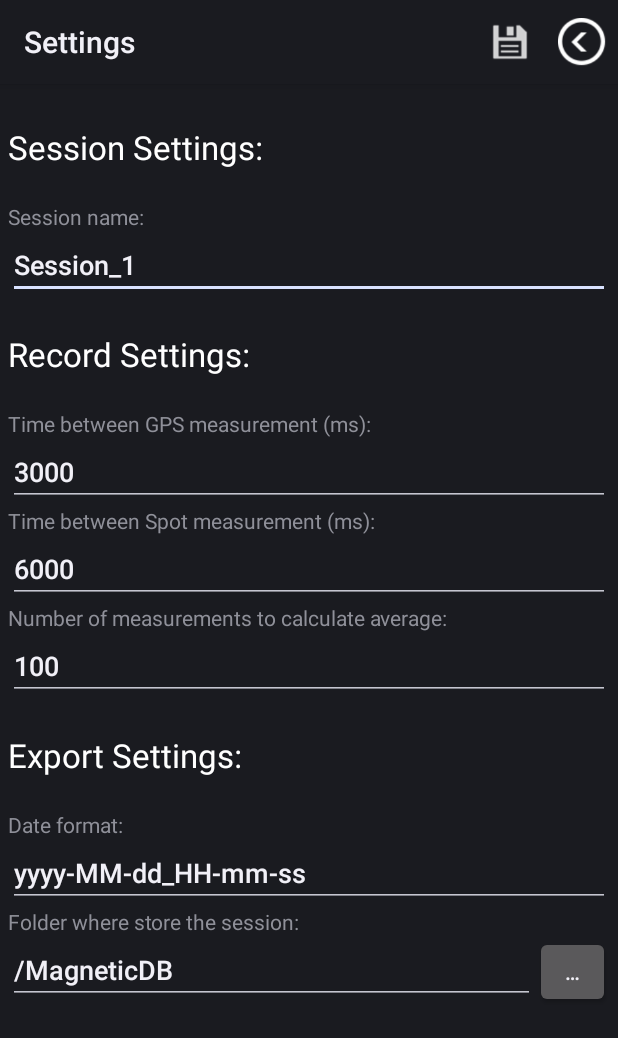
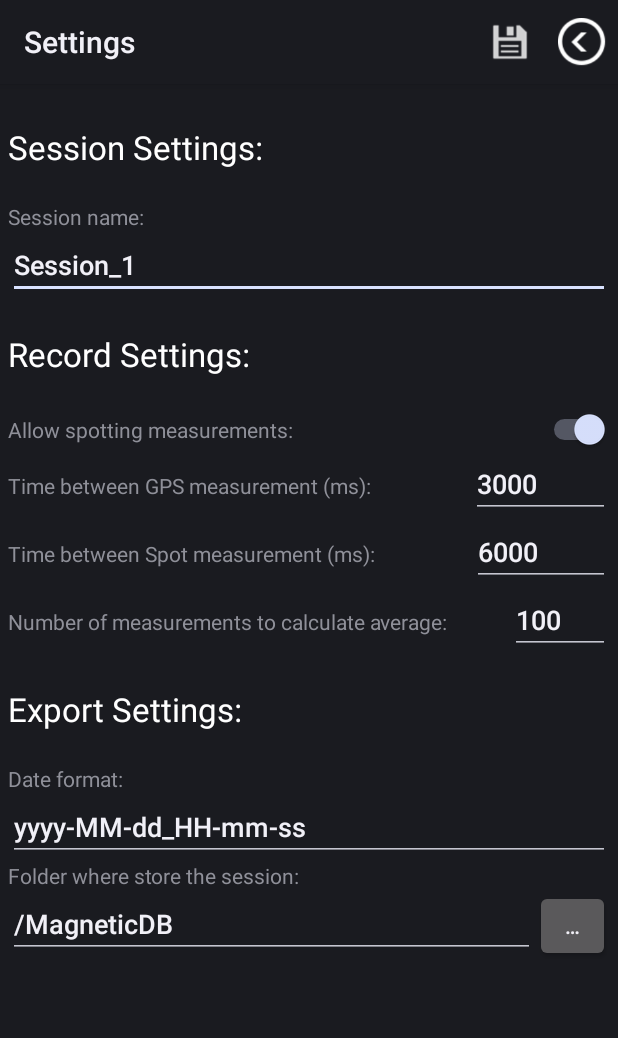
Before and after one commit to VSasyan/MagneticDB, an Android app: the MainActivity screen opened directly, with no data from a screen before it, in the options menu, after a tap on "Settings", on a phone screen of 412 x 824 dp. Shown: the top 1038 px of the screen. Run offline under Robolectric (Android 15) with nearby library versions, the phone set to English and light mode, and no system bars; 1 statement that could not run was skipped.

Commit message:
Android App
Spotting is now a true separate option

```diff
--- a/Android/app/src/main/java/com/uottawa/sasyan/magneticdb/Class/Settings.java
+++ b/Android/app/src/main/java/com/uottawa/sasyan/magneticdb/Class/Settings.java
@@ -6,14 +6,15 @@ package com.uottawa.sasyan.magneticdb.Class;
 import android.content.Context;
 import android.content.Intent;
 import android.content.SharedPreferences;
+import android.util.Log;
 
 import com.uottawa.sasyan.magneticdb.SettingsActivity;
 
 public class Settings {
     private Context context;
-    private String folder, dateFormat, show, session, recording;
+    private String folder, dateFormat, show, session;
     private int showType, interType, normType, timeGPS, timeSpot, sizeAverage;
-    private boolean WifiOnly;
+    private boolean WifiOnly, recording, spotting;
 
     public Settings(Context context) {
         this.context = context;
@@ -22,11 +23,23 @@ public class Settings {
 
     public boolean getSettings() {
         SharedPreferences preferences = context.getSharedPreferences("settings", 0);
+        try {
+            this.getSettings(preferences);
+        } catch (Exception e) {
+            Log.e("Loading preferences", e.toString() + "; Preferences cleaned");
+            preferences.edit().clear().apply();
+            this.getSettings(preferences);
+        }
+        return true;
+    }
+
+    private boolean getSettings(SharedPreferences preferences) {
         this.folder = preferences.getString("folder", "/MagneticDB");
         this.session = preferences.getString("session", "Session_1");
         this.dateFormat = preferences.getString("dateFormat", "yyyy-MM-dd_HH-mm-ss");
         this.WifiOnly = preferences.getBoolean("WifiOnly", true);
-        this.recording = preferences.getString("recording", "false");
+        this.recording = preferences.getBoolean("recording", false);
+        this.spotting = preferences.getBoolean("spotting", true);
         this.show = preferences.getString("show", "all");
         this.showType = preferences.getInt("showType", 0);
         this.interType = preferences.getInt("interType", 0);
@@ -44,7 +57,8 @@ public class Settings {
         e.putString("session", session);
         e.putString("dateFormat", dateFormat);
         e.putBoolean("WifiOnly", this.WifiOnly);
-        e.putString("recording", this.recording);
+        e.putBoolean("recording", this.recording);
+        e.putBoolean("spotting", this.spotting);
         e.putString("show", this.show);
         e.putInt("showType", this.showType);
         e.putInt("interType", this.interType);
@@ -61,8 +75,11 @@ public class Settings {
         context.startActivity(intent);
     }
 
-    public String getRecording() {
+    public boolean getRecording() {
         return recording;
+    }
+    public boolean getSpotting() {
+        return spotting;
     }
     public boolean isWifiOnly() {
         return WifiOnly;
@@ -106,8 +123,12 @@ public class Settings {
         this.folder = folder;
         saveSettings();
     }
-    public void setRecording(String recording) {
+    public void setRecording(boolean recording) {
         this.recording = recording;
+        saveSettings();
+    }
+    public void setSpotting(boolean spotting) {
+        this.spotting = spotting;
         saveSettings();
     }
     public void setShow(String show) {
--- a/Android/app/src/main/java/com/uottawa/sasyan/magneticdb/MainActivity.java
+++ b/Android/app/src/main/java/com/uottawa/sasyan/magneticdb/MainActivity.java
@@ -167,7 +167,7 @@ public class MainActivity extends FragmentActivity implements SensorEventListene
 
     @Override
     protected void onPause() {
-        if (this.settings.getRecording().equals("false")) {
+        if (this.settings.getRecording()) {
             // Unlistener sensor :
             sensorManager.unregisterListener(this, sensorMagneticField);
             sensorManager.unregisterListener(this, sensorLinearAcce);
@@ -233,15 +233,16 @@ public class MainActivity extends FragmentActivity implements SensorEventListene
     @Override
     public boolean onCreateOptionsMenu(Menu menu) {
         getMenuInflater().inflate(R.menu.menu_main, menu);
-        if (this.settings.getRecording().equals("false")) {
+        if (!this.settings.getRecording()) {
             menu.findItem(R.id.menu_stop).setVisible(false);
-            menu.findItem(R.id.menu_record).setIcon(R.drawable.ic_stop);
-        } else if (this.settings.getRecording().equals("true")) {
+            if (settings.getSpotting()) {
+                menu.findItem(R.id.menu_play).setVisible(false);
+            } else {
+                menu.findItem(R.id.menu_spot).setVisible(false);
+            }
+        } else {
             menu.findItem(R.id.menu_play).setVisible(false);
-            menu.findItem(R.id.menu_record).setIcon(R.drawable.ic_play);
-        } else { // "all"
             menu.findItem(R.id.menu_spot).setVisible(false);
-            menu.findItem(R.id.menu_record).setIcon(R.drawable.ic_spot);
         }
         menu.findItem(R.id.menu_gps).setVisible(!this.settings.isWifiOnly());
         menu.findItem(R.id.menu_wifi).setVisible(this.settings.isWifiOnly());
@@ -268,21 +269,21 @@ public class MainActivity extends FragmentActivity implements SensorEventListene
         switch (item.getItemId()) {
 
             case R.id.menu_stop:
-                this.settings.setRecording("false");
+                this.settings.setRecording(false);
                 invalidateOptionsMenu();
                 Toast.makeText(this, R.string.recordingStop, Toast.LENGTH_SHORT).show();
                 unsetSpot();
                 return true;
 
             case R.id.menu_play:
-                this.settings.setRecording("true");
+                this.settings.setRecording(true);
                 invalidateOptionsMenu();
                 Toast.makeText(this, R.string.recordingPlay, Toast.LENGTH_SHORT).show();
                 unsetSpot();
                 return true;
 
             case R.id.menu_spot:
-                this.settings.setRecording("forced");
+                this.settings.setRecording(true);
                 invalidateOptionsMenu();
                 Toast.makeText(this, R.string.recordingForced, Toast.LENGTH_SHORT).show();
                 return true;
@@ -523,7 +524,7 @@ public class MainActivity extends FragmentActivity implements SensorEventListene
         this.showGPS();
 
         // We save the result ;
-        if (!this.settings.getRecording().equals("false")) {this.saveResult(false);}
+        if (this.settings.getRecording()) {this.saveResult(false);}
         resetSpot();
     }
 
@@ -588,7 +589,7 @@ public class MainActivity extends FragmentActivity implements SensorEventListene
     /*** Sauvegarde ******************************************************/
     /********************************************************************/
     public void saveResult(boolean spot) {
-        if (!settings.getRecording().equals("false")) {
+        if (settings.getRecording()) {
             // Check if we cam spot if necessary:
             long temp = System.currentTimeMillis();
             if (spot & (temp - lastSave < settings.getTimeSpot())) {
@@ -693,7 +694,7 @@ public class MainActivity extends FragmentActivity implements SensorEventListene
 
     private void resetSpot() {
         unsetSpot();
-        if (settings.getRecording().equals("forced")) {setSpot();}
+        if (settings.getRecording() && settings.getSpotting()) {setSpot();}
     }
 
 }
--- a/Android/app/src/main/java/com/uottawa/sasyan/magneticdb/SettingsActivity.java
+++ b/Android/app/src/main/java/com/uottawa/sasyan/magneticdb/SettingsActivity.java
@@ -6,6 +6,7 @@ import android.view.Menu;
 import android.view.MenuItem;
 import android.view.View;
 import android.widget.EditText;
+import android.widget.Switch;
 
 import com.uottawa.sasyan.magneticdb.Class.DirectoryChooserDialog;
 import com.uottawa.sasyan.magneticdb.Class.Settings;
@@ -48,6 +49,7 @@ public class SettingsActivity extends Activity {
         ((EditText)findViewById(R.id.text_folder)).setText(settings.getFolder());
         ((EditText)findViewById(R.id.text_date)).setText(settings.getDateFormat());
         ((EditText)findViewById(R.id.text_session)).setText(settings.getSession());
+        ((Switch) findViewById(R.id.spotting)).setChecked(settings.getSpotting());
         ((EditText)findViewById(R.id.text_timeGPS)).setText(String.valueOf(settings.getTimeGPS()));
         ((EditText)findViewById(R.id.text_timeSpot)).setText(String.valueOf(settings.getTimeSpot()));
         ((EditText)findViewById(R.id.text_sizeAverage)).setText(String.valueOf(settings.getSizeAverage()));
@@ -62,6 +64,7 @@ public class SettingsActivity extends Activity {
             settings.setFolder(((EditText) findViewById(R.id.text_folder)).getText().toString());
             settings.setDateFormat(((EditText) findViewById(R.id.text_date)).getText().toString());
             settings.setSession(((EditText) findViewById(R.id.text_session)).getText().toString());
+            settings.setSpotting(((Switch) findViewById(R.id.spotting)).isChecked());
             settings.setTimeGPS(((EditText) findViewById(R.id.text_timeGPS)).getText().toString());
             settings.setTimeSpot(((EditText) findViewById(R.id.text_timeSpot)).getText().toString());
             settings.setSizeAverage(((EditText) findViewById(R.id.text_sizeAverage)).getText().toString());
--- a/Android/app/src/main/res/layout/activity_settings.xml
+++ b/Android/app/src/main/res/layout/activity_settings.xml
@@ -54,53 +54,77 @@
                     android:paddingTop="@dimen/title_settingsPadding" />
             </TableLayout>
 
-            <TableLayout>
+            <LinearLayout
+                android:layout_height="wrap_content"
+                android:layout_width="fill_parent">
+                <TextView
+                    android:layout_width="wrap_content"
+                    android:layout_height="wrap_content"
+                    android:text="@string/title_spotting"
+                    android:id="@+id/title_spotting"
+                    android:labelFor="@+id/spotting"
+                    android:layout_weight="6" />
+                <Switch
+                    android:layout_width="wrap_content"
+                    android:layout_height="wrap_content"
+                    android:id="@+id/spotting"
+                    android:layout_weight="4" />
+            </LinearLayout>
+
+            <LinearLayout
+                android:layout_height="wrap_content"
+                android:layout_width="fill_parent">
                 <TextView
                     android:layout_width="wrap_content"
                     android:layout_height="wrap_content"
                     android:text="@string/title_timeGPS"
                     android:id="@+id/title_timeGPS"
-                    android:labelFor="@+id/text_timeGPS" />
-            </TableLayout>
-            <TableLayout>
+                    android:labelFor="@+id/text_timeGPS"
+                    android:layout_weight="6" />
                 <EditText
                     android:layout_width="wrap_content"
                     android:layout_height="wrap_content"
                     android:id="@+id/text_timeGPS"
-                    android:inputType="number" />
-            </TableLayout>
+                    android:inputType="number"
+                    android:layout_weight="4" />
+            </LinearLayout>
 
-            <TableLayout>
+            <LinearLayout
+                android:layout_height="wrap_content"
+                android:layout_width="fill_parent">
                 <TextView
                     android:layout_width="wrap_content"
                     android:layout_height="wrap_content"
                     android:text="@string/title_timeSpot"
                     android:id="@+id/title_timeSpot"
-                    android:labelFor="@+id/text_timeSpot" />
-            </TableLayout>
-            <TableLayout>
+                    android:labelFor="@+id/text_timeSpot"
+                    android:layout_weight="6" />
                 <EditText
                     android:layout_width="wrap_content"
                     android:layout_height="wrap_content"
                     android:id="@+id/text_timeSpot"
-                    android:inputType="number" />
-            </TableLayout>
+                    android:inputType="number"
+                    android:layout_weight="4" />
+            </LinearLayout>
 
-            <TableLayout>
+            <LinearLayout
+                android:layout_height="wrap_content"
+                android:layout_width="fill_parent">
                 <TextView
                     android:layout_width="wrap_content"
                     android:layout_height="wrap_content"
                     android:text="@string/title_sizeAverage"
                     android:id="@+id/title_sizeAverage"
-                    android:labelFor="@+id/text_sizeAverage" />
-            </TableLayout>
-            <TableLayout>
+                    android:labelFor="@+id/text_sizeAverage"
+                    android:layout_weight="6" />
+
                 <EditText
                     android:layout_width="wrap_content"
                     android:layout_height="wrap_content"
                     android:id="@+id/text_sizeAverage"
-                    android:inputType="number" />
-            </TableLayout>
+                    android:inputType="number"
+                    android:layout_weight="4" />
+            </LinearLayout>
 
         </TableLayout>
 
--- a/Android/app/src/main/res/menu/menu_main.xml
+++ b/Android/app/src/main/res/menu/menu_main.xml
@@ -1,31 +1,24 @@
 <menu xmlns:android="http://schemas.android.com/apk/res/android" >
 
-    <item
-        android:id="@+id/menu_record"
-        android:icon="@drawable/ic_all"
-        android:showAsAction="always"
-        android:title="@string/menu_record" >
 
-        <menu>
-            <group android:id="@+id/menu_group_record">
 
     <item
         android:id="@+id/menu_play"
         android:icon="@drawable/ic_play"
+        android:showAsAction="always"
         android:title="@string/menu_play"/>
 
     <item
         android:id="@+id/menu_stop"
         android:icon="@drawable/ic_stop"
+        android:showAsAction="always"
         android:title="@string/menu_stop"/>
 
     <item
         android:id="@+id/menu_spot"
         android:icon="@drawable/ic_spot"
+        android:showAsAction="always"
         android:title="@string/menu_spot"/>
-            </group>
-        </menu>
-    </item>
 
     <item
         android:id="@+id/menu_picture"
--- a/Android/app/src/main/res/values/strings.xml
+++ b/Android/app/src/main/res/values/strings.xml
@@ -28,6 +28,7 @@
     <string name="title_sessionName">Session name:</string>
     <string name="title_dateFormat">Date format:</string>
     <string name="title_settingsSession">Session Settings:</string>
+    <string name="title_spotting">Allow spotting measurements:</string>
     <string name="title_timeGPS">Time between GPS measurement (ms):</string>
     <string name="title_timeSpot">Time between Spot measurement (ms):</string>
     <string name="title_sizeAverage">Number of measurements to calculate average:</string>
```
Also changed, not shown: 1 other file. Lines whose indentation alone changed are shown as unchanged.
